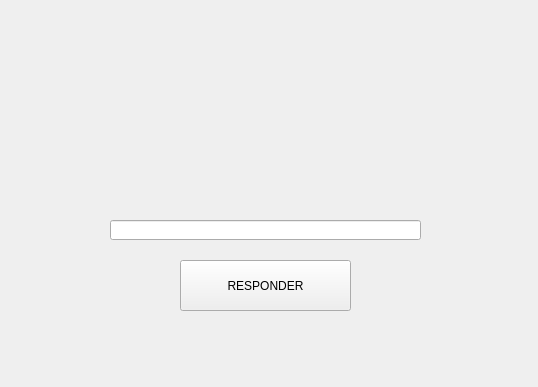
Above: ingreso.ui from julianocampov/Juego before the change. Below: the same form after it.
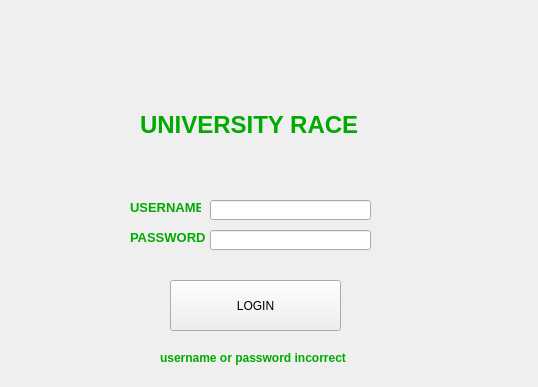
That is the form after the change.

What changed in the file:
```diff
--- a/ingreso.ui
+++ b/ingreso.ui
@@ -16,39 +16,95 @@
   <widget class="QPushButton" name="pushButton">
    <property name="geometry">
     <rect>
-     <x>180</x>
-     <y>260</y>
+     <x>170</x>
+     <y>280</y>
      <width>171</width>
      <height>51</height>
     </rect>
    </property>
    <property name="text">
-    <string>RESPONDER</string>
+    <string>LOGIN</string>
    </property>
   </widget>
   <widget class="QLabel" name="label">
    <property name="geometry">
     <rect>
-     <x>200</x>
-     <y>50</y>
+     <x>140</x>
+     <y>70</y>
      <width>311</width>
      <height>111</height>
     </rect>
    </property>
    <property name="text">
-    <string/>
+    <string>&lt;html&gt;&lt;head/&gt;&lt;body&gt;&lt;p&gt;&lt;span style=&quot; font-size:18pt; font-weight:600; color:#00aa00;&quot;&gt;UNIVERSITY RACE &lt;/span&gt;&lt;/p&gt;&lt;/body&gt;&lt;/html&gt;</string>
    </property>
   </widget>
   <widget class="QLineEdit" name="Res">
    <property name="geometry">
     <rect>
-     <x>110</x>
-     <y>220</y>
-     <width>311</width>
+     <x>210</x>
+     <y>200</y>
+     <width>161</width>
      <height>20</height>
     </rect>
    </property>
   </widget>
+  <widget class="QLabel" name="label_2">
+   <property name="geometry">
+    <rect>
+     <x>130</x>
+     <y>200</y>
+     <width>71</width>
+     <height>16</height>
+    </rect>
+   </property>
+   <property name="text">
+    <string>&lt;!DOCTYPE HTML PUBLIC &quot;-//W3C//DTD HTML 4.0//EN&quot; &quot;http://www.w3.org/TR/REC-html40/strict.dtd&quot;&gt;
+&lt;html&gt;&lt;head&gt;&lt;meta name=&quot;qrichtext&quot; content=&quot;1&quot; /&gt;&lt;style type=&quot;text/css&quot;&gt;
+p, li { white-space: pre-wrap; }
+&lt;/style&gt;&lt;/head&gt;&lt;body style=&quot; font-family:'MS Shell Dlg 2'; font-size:8pt; font-weight:400; font-style:normal;&quot;&gt;
+&lt;p style=&quot; margin-top:0px; margin-bottom:0px; margin-left:0px; margin-right:0px; -qt-block-indent:0; text-indent:0px;&quot;&gt;&lt;span style=&quot; font-size:10pt; font-weight:600; color:#00aa00;&quot;&gt;USERNAME&lt;/span&gt;&lt;/p&gt;&lt;/body&gt;&lt;/html&gt;</string>
+   </property>
+  </widget>
+  <widget class="QLabel" name="label_3">
+   <property name="geometry">
+    <rect>
+     <x>130</x>
+     <y>230</y>
+     <width>81</width>
+     <height>16</height>
+    </rect>
+   </property>
+   <property name="text">
+    <string>&lt;html&gt;&lt;head/&gt;&lt;body&gt;&lt;p&gt;&lt;span style=&quot; font-size:10pt; font-weight:600; color:#00aa00;&quot;&gt;PASSWORD&lt;/span&gt;&lt;/p&gt;&lt;/body&gt;&lt;/html&gt;</string>
+   </property>
+  </widget>
+  <widget class="QLineEdit" name="rspta_contrasena">
+   <property name="geometry">
+    <rect>
+     <x>210</x>
+     <y>230</y>
+     <width>161</width>
+     <height>20</height>
+    </rect>
+   </property>
+   <property name="echoMode">
+    <enum>QLineEdit::Password</enum>
+   </property>
+  </widget>
+  <widget class="QLabel" name="error">
+   <property name="geometry">
+    <rect>
+     <x>160</x>
+     <y>350</y>
+     <width>271</width>
+     <height>16</height>
+    </rect>
+   </property>
+   <property name="text">
+    <string>&lt;html&gt;&lt;head/&gt;&lt;body&gt;&lt;p&gt;&lt;span style=&quot; font-size:9pt; font-weight:600; color:#00aa00;&quot;&gt;username or password incorrect&lt;/span&gt;&lt;/p&gt;&lt;/body&gt;&lt;/html&gt;</string>
+   </property>
+  </widget>
  </widget>
  <resources/>
  <connections/>
```
Left out of the diff: 2 changed lines with no effect on the pictures.
